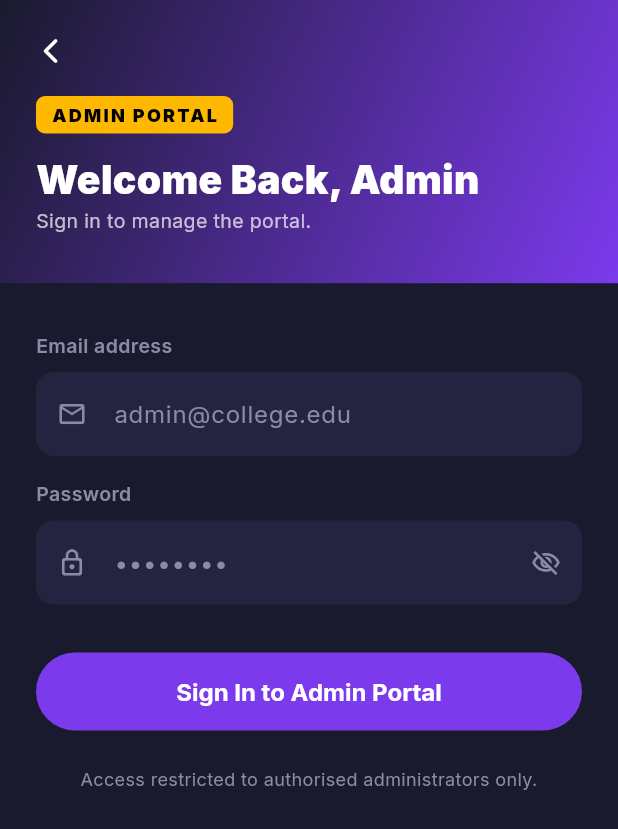
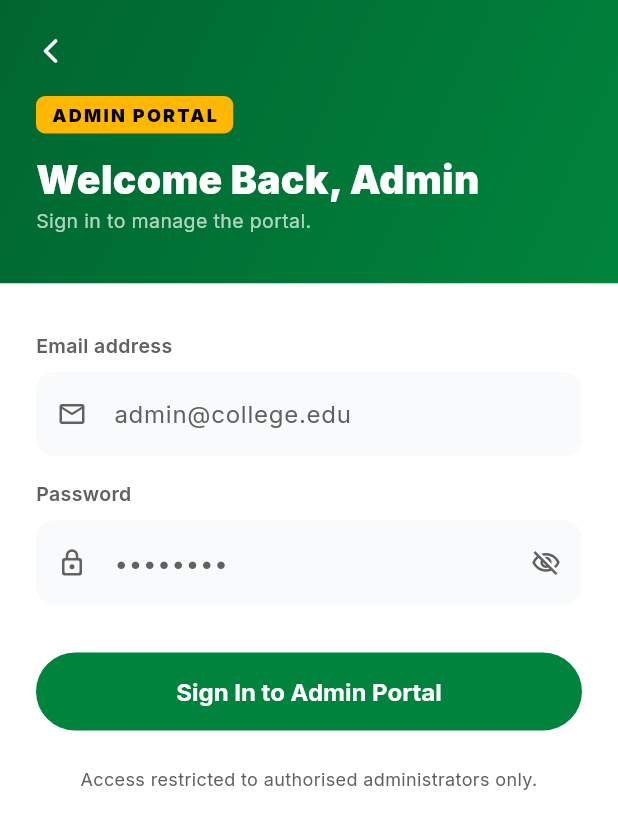
Before and after one commit to mayankbohara0-dev/Event-Management-Collage, a Flutter app: the AdminLoginScreen screen opened by its route, on a phone screen of 412 x 824 dp. Shown: the top 829 px of the screen. Run offline on Flutter 3.47's test engine with Material 3 defaults, Android fonts, the phone set to English and light mode, and no system bars; our stand-ins replace fl_chart, flutter_riverpod, go_router, google_fonts, supabase_flutter; accounts and stored records are empty.

Commit message:
style: Apply global light theme (Green & Yellow) across Admin portal

```diff
--- a/event_app/lib/features/admin/auth/presentation/login_screen.dart
+++ b/event_app/lib/features/admin/auth/presentation/login_screen.dart
@@ -7,20 +7,20 @@ import '../../../../core/design_system.dart';
 
 // Admin palette — dark professional
 class AdminColors {
-  static const Color bg = Color(0xFF0F0F1A);
-  static const Color sidebar = Color(0xFF14142B);
-  static const Color surface = Color(0xFF1A1A2E);
-  static const Color surfaceLight = Color(0xFF242440);
-  static const Color accent = Color(0xFF7C3AED);
-  static const Color gold = Color(0xFFFFB800);
-  static const Color success = Color(0xFF10B981);
-  static const Color error = Color(0xFFEF4444);
-  static const Color textPrimary = Color(0xFFF1F1F8);
-  static const Color textSecondary = Color(0xFF8B8BA8);
-  static const Color border = Color(0xFF2A2A4A);
+  static const Color bg = Color(0xFFF7F7F7);
+  static const Color sidebar = Color(0xFFFFFFFF);
+  static const Color surface = Color(0xFFFFFFFF);
+  static const Color surfaceLight = Color(0xFFF9FAFB);
+  static const Color accent = Color(0xFF00843D);
+  static const Color gold = Color(0xFFFFB700);
+  static const Color success = Color(0xFF00843D);
+  static const Color error = Color(0xFFE31837);
+  static const Color textPrimary = Color(0xFF111111);
+  static const Color textSecondary = Color(0xFF616161);
+  static const Color border = Color(0xFFE5E5E5);
 
   static const LinearGradient heroGradient = LinearGradient(
-    colors: [Color(0xFF1A1A2E), Color(0xFF7C3AED)],
+    colors: [Color(0xFF006630), Color(0xFF00843D)],
     begin: Alignment.topLeft,
     end: Alignment.bottomRight,
   );
--- a/event_app/lib/features/admin/dashboard/presentation/dashboard_layout.dart
+++ b/event_app/lib/features/admin/dashboard/presentation/dashboard_layout.dart
@@ -7,20 +7,20 @@ import 'package:go_router/go_router.dart';
 // Admin Design Tokens
 // ─────────────────────────────────────────────
 class AdminColors {
-  static const Color bg = Color(0xFF0F0F1A);
-  static const Color sidebar = Color(0xFF14142B);
-  static const Color surface = Color(0xFF1A1A2E);
-  static const Color surfaceLight = Color(0xFF242440);
-  static const Color accent = Color(0xFF7C3AED);
-  static const Color gold = Color(0xFFFFB800);
-  static const Color success = Color(0xFF10B981);
-  static const Color error = Color(0xFFEF4444);
-  static const Color textPrimary = Color(0xFFF1F1F8);
-  static const Color textSecondary = Color(0xFF8B8BA8);
-  static const Color border = Color(0xFF2A2A4A);
+  static const Color bg = Color(0xFFF7F7F7);
+  static const Color sidebar = Color(0xFFFFFFFF);
+  static const Color surface = Color(0xFFFFFFFF);
+  static const Color surfaceLight = Color(0xFFF9FAFB);
+  static const Color accent = Color(0xFF00843D);
+  static const Color gold = Color(0xFFFFB700);
+  static const Color success = Color(0xFF00843D);
+  static const Color error = Color(0xFFE31837);
+  static const Color textPrimary = Color(0xFF111111);
+  static const Color textSecondary = Color(0xFF616161);
+  static const Color border = Color(0xFFE5E5E5);
 
   static const LinearGradient heroGradient = LinearGradient(
-    colors: [Color(0xFF1A1A2E), Color(0xFF7C3AED)],
+    colors: [Color(0xFF006630), Color(0xFF00843D)],
     begin: Alignment.topLeft,
     end: Alignment.bottomRight,
   );
--- a/event_app/lib/features/admin/events/presentation/event_create_screen.dart
+++ b/event_app/lib/features/admin/events/presentation/event_create_screen.dart
@@ -5,20 +5,20 @@ import 'package:go_router/go_router.dart';
 import '../../dashboard/presentation/dashboard_layout.dart';
 
 class AdminColors {
-  static const Color bg = Color(0xFF0F0F1A);
-  static const Color sidebar = Color(0xFF14142B);
-  static const Color surface = Color(0xFF1A1A2E);
-  static const Color surfaceLight = Color(0xFF242440);
-  static const Color accent = Color(0xFF7C3AED);
-  static const Color gold = Color(0xFFFFB800);
-  static const Color success = Color(0xFF10B981);
-  static const Color error = Color(0xFFEF4444);
-  static const Color textPrimary = Color(0xFFF1F1F8);
-  static const Color textSecondary = Color(0xFF8B8BA8);
-  static const Color border = Color(0xFF2A2A4A);
+  static const Color bg = Color(0xFFF7F7F7);
+  static const Color sidebar = Color(0xFFFFFFFF);
+  static const Color surface = Color(0xFFFFFFFF);
+  static const Color surfaceLight = Color(0xFFF9FAFB);
+  static const Color accent = Color(0xFF00843D);
+  static const Color gold = Color(0xFFFFB700);
+  static const Color success = Color(0xFF00843D);
+  static const Color error = Color(0xFFE31837);
+  static const Color textPrimary = Color(0xFF111111);
+  static const Color textSecondary = Color(0xFF616161);
+  static const Color border = Color(0xFFE5E5E5);
 
   static const LinearGradient heroGradient = LinearGradient(
-    colors: [Color(0xFF1A1A2E), Color(0xFF7C3AED)],
+    colors: [Color(0xFF006630), Color(0xFF00843D)],
     begin: Alignment.topLeft,
     end: Alignment.bottomRight,
   );
--- a/event_app/lib/features/admin/events/presentation/event_responses_screen.dart
+++ b/event_app/lib/features/admin/events/presentation/event_responses_screen.dart
@@ -4,20 +4,20 @@ import 'package:supabase_flutter/supabase_flutter.dart';
 import 'package:go_router/go_router.dart';
 
 class AdminColors {
-  static const Color bg = Color(0xFF0F0F1A);
-  static const Color sidebar = Color(0xFF14142B);
-  static const Color surface = Color(0xFF1A1A2E);
-  static const Color surfaceLight = Color(0xFF242440);
-  static const Color accent = Color(0xFF7C3AED);
-  static const Color gold = Color(0xFFFFB800);
-  static const Color success = Color(0xFF10B981);
-  static const Color error = Color(0xFFEF4444);
-  static const Color textPrimary = Color(0xFFF1F1F8);
-  static const Color textSecondary = Color(0xFF8B8BA8);
-  static const Color border = Color(0xFF2A2A4A);
+  static const Color bg = Color(0xFFF7F7F7);
+  static const Color sidebar = Color(0xFFFFFFFF);
+  static const Color surface = Color(0xFFFFFFFF);
+  static const Color surfaceLight = Color(0xFFF9FAFB);
+  static const Color accent = Color(0xFF00843D);
+  static const Color gold = Color(0xFFFFB700);
+  static const Color success = Color(0xFF00843D);
+  static const Color error = Color(0xFFE31837);
+  static const Color textPrimary = Color(0xFF111111);
+  static const Color textSecondary = Color(0xFF616161);
+  static const Color border = Color(0xFFE5E5E5);
 
   static const LinearGradient heroGradient = LinearGradient(
-    colors: [Color(0xFF1A1A2E), Color(0xFF7C3AED)],
+    colors: [Color(0xFF006630), Color(0xFF00843D)],
     begin: Alignment.topLeft,
     end: Alignment.bottomRight,
   );
--- a/event_app/lib/features/admin/events/presentation/form_builder_screen.dart
+++ b/event_app/lib/features/admin/events/presentation/form_builder_screen.dart
@@ -7,20 +7,20 @@ import 'package:go_router/go_router.dart';
 // Admin Design Tokens
 // ─────────────────────────────────────────────
 class AdminColors {
-  static const Color bg = Color(0xFF0F0F1A);
-  static const Color sidebar = Color(0xFF14142B);
-  static const Color surface = Color(0xFF1A1A2E);
-  static const Color surfaceLight = Color(0xFF242440);
-  static const Color accent = Color(0xFF7C3AED);
-  static const Color gold = Color(0xFFFFB800);
-  static const Color success = Color(0xFF10B981);
-  static const Color error = Color(0xFFEF4444);
-  static const Color textPrimary = Color(0xFFF1F1F8);
-  static const Color textSecondary = Color(0xFF8B8BA8);
-  static const Color border = Color(0xFF2A2A4A);
+  static const Color bg = Color(0xFFF7F7F7);
+  static const Color sidebar = Color(0xFFFFFFFF);
+  static const Color surface = Color(0xFFFFFFFF);
+  static const Color surfaceLight = Color(0xFFF9FAFB);
+  static const Color accent = Color(0xFF00843D);
+  static const Color gold = Color(0xFFFFB700);
+  static const Color success = Color(0xFF00843D);
+  static const Color error = Color(0xFFE31837);
+  static const Color textPrimary = Color(0xFF111111);
+  static const Color textSecondary = Color(0xFF616161);
+  static const Color border = Color(0xFFE5E5E5);
 
   static const LinearGradient heroGradient = LinearGradient(
-    colors: [Color(0xFF1A1A2E), Color(0xFF7C3AED)],
+    colors: [Color(0xFF006630), Color(0xFF00843D)],
     begin: Alignment.topLeft,
     end: Alignment.bottomRight,
   );
--- a/event_app/lib/features/admin/registrations/presentation/registrations_screen.dart
+++ b/event_app/lib/features/admin/registrations/presentation/registrations_screen.dart
@@ -6,20 +6,20 @@ import '../../dashboard/presentation/dashboard_layout.dart'; // To get AdminColo
 
 // Redefining AdminColors for simplicity and self-containment if not exported globally
 class AdminColors {
-  static const Color bg = Color(0xFF0F0F1A);
-  static const Color sidebar = Color(0xFF14142B);
-  static const Color surface = Color(0xFF1A1A2E);
-  static const Color surfaceLight = Color(0xFF242440);
-  static const Color accent = Color(0xFF7C3AED);
-  static const Color gold = Color(0xFFFFB800);
-  static const Color success = Color(0xFF10B981);
-  static const Color error = Color(0xFFEF4444);
-  static const Color textPrimary = Color(0xFFF1F1F8);
-  static const Color textSecondary = Color(0xFF8B8BA8);
-  static const Color border = Color(0xFF2A2A4A);
+  static const Color bg = Color(0xFFF7F7F7);
+  static const Color sidebar = Color(0xFFFFFFFF);
+  static const Color surface = Color(0xFFFFFFFF);
+  static const Color surfaceLight = Color(0xFFF9FAFB);
+  static const Color accent = Color(0xFF00843D);
+  static const Color gold = Color(0xFFFFB700);
+  static const Color success = Color(0xFF00843D);
+  static const Color error = Color(0xFFE31837);
+  static const Color textPrimary = Color(0xFF111111);
+  static const Color textSecondary = Color(0xFF616161);
+  static const Color border = Color(0xFFE5E5E5);
 
   static const LinearGradient heroGradient = LinearGradient(
-    colors: [Color(0xFF1A1A2E), Color(0xFF7C3AED)],
+    colors: [Color(0xFF006630), Color(0xFF00843D)],
     begin: Alignment.topLeft,
     end: Alignment.bottomRight,
   );
--- a/event_app/lib/features/home/presentation/home_screen.dart
+++ b/event_app/lib/features/home/presentation/home_screen.dart
@@ -740,6 +740,7 @@ class _ProfileTabState extends ConsumerState<_ProfileTab> {
     final roll = _profile?['roll_number']?.toString() ?? '';
     final year = _profile?['year']?.toString() ?? '';
     final sem = _profile?['semester']?.toString() ?? '';
+    final div = _profile?['division']?.toString() ?? '';
 
     return Scaffold(
       backgroundColor: AppColors.background,
@@ -803,6 +804,10 @@ class _ProfileTabState extends ConsumerState<_ProfileTab> {
                   ],
                   if (sem.isNotEmpty) ...[
                     _InfoCard(label: 'Semester', value: 'Semester $sem', icon: Icons.class_outlined),
+                    const SizedBox(height: 12),
+                  ],
+                  if (div.isNotEmpty) ...[
+                    _InfoCard(label: 'Division', value: 'Div $div', icon: Icons.group_outlined),
                     const SizedBox(height: 12),
                   ],
                   const SizedBox(height: 8),
--- a/event_app/lib/features/profile/presentation/profile_onboarding_screen.dart
+++ b/event_app/lib/features/profile/presentation/profile_onboarding_screen.dart
@@ -21,6 +21,7 @@ class _ProfileOnboardingScreenState extends ConsumerState<ProfileOnboardingScree
   String? _selectedDepartmentId;
   String? _selectedYear;
   String? _selectedSemester;
+  String? _selectedDivision;
 
   bool _isLoading = true;
   bool _isSaving = false;
@@ -29,6 +30,7 @@ class _ProfileOnboardingScreenState extends ConsumerState<ProfileOnboardingScree
 
   static const List<String> _years = ['1', '2', '3', '4'];
   static const List<String> _semesters = ['1','2','3','4','5','6','7','8'];
+  static const List<String> _divisions = ['A', 'B', 'C', 'D', 'E', 'F'];
 
   @override
   void initState() {
@@ -82,6 +84,7 @@ class _ProfileOnboardingScreenState extends ConsumerState<ProfileOnboardingScree
         'department_id': _selectedDepartmentId,
         'year': _selectedYear == null ? null : int.tryParse(_selectedYear!),
         'semester': _selectedSemester == null ? null : int.tryParse(_selectedSemester!),
+        'division': _selectedDivision,
       });
       if (mounted) context.go('/student/home');
     } catch (error) {
@@ -196,6 +199,16 @@ class _ProfileOnboardingScreenState extends ConsumerState<ProfileOnboardingScree
                       hint: 'Select Semester',
                       icon: Icons.class_outlined,
                       onChanged: (v) => setState(() => _selectedSemester = v),
+                    ),
+                    const SizedBox(height: 12),
+                    _dropdown<String>(
+                      label: 'Division',
+                      value: _selectedDivision,
+                      items: _divisions,
+                      itemLabel: (s) => 'Div $s',
+                      hint: 'Select Division',
+                      icon: Icons.group_outlined,
+                      onChanged: (v) => setState(() => _selectedDivision = v),
                     ),
 
                     const SizedBox(height: 32),
```
